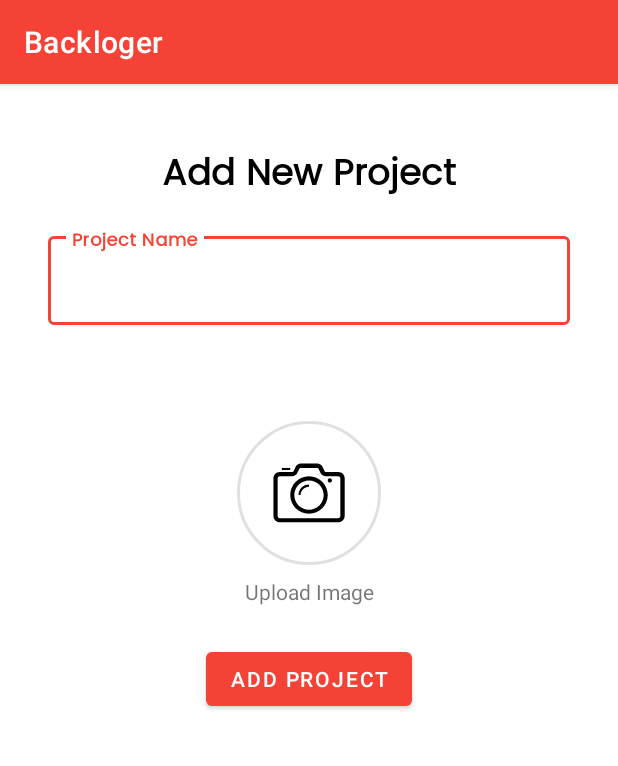
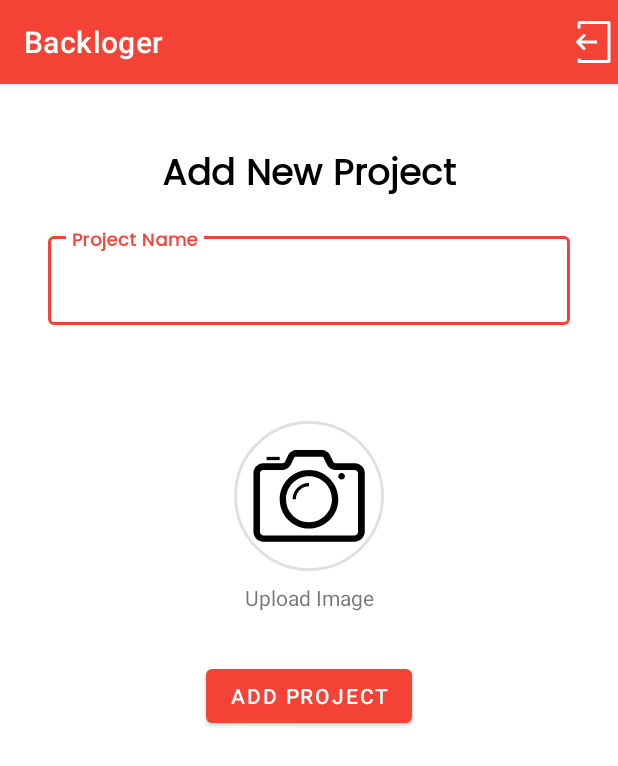
Before and after one commit to mahdiabderraouf/backlog-mobile-app, an Android app: the screen it shows after launch (AddProjectActivity), on a phone screen of 412 x 824 dp. Shown: the top 766 px of the screen. Run offline under Robolectric (Android 15) with nearby library versions, the phone set to English and light mode, and no system bars; our stand-ins replace CircleImageView, Firebase (no records; nobody signed in at launch, a user with empty details on screens opened directly).

Commit message:
ChooseImage

```diff
--- a/app/build.gradle
+++ b/app/build.gradle
@@ -53,4 +53,5 @@ dependencies {
     androidTestImplementation 'androidx.test.espresso:espresso-core:3.3.0'
     implementation 'com.google.firebase:firebase-auth-ktx'
     implementation 'com.google.firebase:firebase-database-ktx'
+    implementation 'de.hdodenhof:circleimageview:3.1.0'
 }
--- a/app/src/main/AndroidManifest.xml
+++ b/app/src/main/AndroidManifest.xml
@@ -1,6 +1,9 @@
 <?xml version="1.0" encoding="utf-8"?>
 <manifest xmlns:android="http://schemas.android.com/apk/res/android"
     package="fr.isen.auroux.backlogapp">
+
+    <uses-permission android:name="android.permission.READ_EXTERNAL_STORAGE" />
+    <uses-permission android:name="android.permission.INTERNET" />
 
     <application
         android:icon="@mipmap/ic_launcher"
--- a/app/src/main/java/fr/isen/auroux/backlogapp/project/AddProjectActivity.kt
+++ b/app/src/main/java/fr/isen/auroux/backlogapp/project/AddProjectActivity.kt
@@ -1,12 +1,82 @@
 package fr.isen.auroux.backlogapp.project
 
+import android.Manifest
+import android.app.Activity
+import android.content.Intent
+import android.content.pm.PackageManager
+import android.net.Uri
+import android.os.Build
 import androidx.appcompat.app.AppCompatActivity
 import android.os.Bundle
+import android.widget.Toast
+import fr.isen.auroux.backlogapp.BaseActivity
 import fr.isen.auroux.backlogapp.R
+import fr.isen.auroux.backlogapp.databinding.ActivityAddProjectBinding
 
-class AddProjectActivity : AppCompatActivity() {
+
+class AddProjectActivity : BaseActivity() {
+    private lateinit var binding:ActivityAddProjectBinding
+    private lateinit var filepath : Uri
+
     override fun onCreate(savedInstanceState: Bundle?) {
         super.onCreate(savedInstanceState)
-        setContentView(R.layout.activity_add_project)
+        binding = ActivityAddProjectBinding.inflate(layoutInflater)
+        setContentView(binding.root)
+
+        binding.chooseImage.setOnClickListener {
+          //check runtime permission
+            if(Build.VERSION.SDK_INT >= Build.VERSION_CODES.M) {
+                if(checkSelfPermission(Manifest.permission.READ_EXTERNAL_STORAGE) == PackageManager.PERMISSION_DENIED) {
+                    //permission denied
+                    val permissions = arrayOf(Manifest.permission.READ_EXTERNAL_STORAGE)
+                    //show popup to request runtime permission
+                    requestPermissions(permissions, PERMISSION_CODE)
+                }
+                else {
+                    chooseImage()
+                }
+            } else {
+                chooseImage()
+            }
+
+
+        }
+
     }
+
+    private fun chooseImage() {
+        //Intent to pick image
+        val intent = Intent(Intent.ACTION_PICK)
+        intent.type ="image/*"
+        intent.action=Intent.ACTION_GET_CONTENT
+        startActivityForResult(intent, IMAGE_PICK_CODE)
+    }
+
+    override fun onRequestPermissionsResult(requestCode: Int, permissions: Array<out String>, grantResults: IntArray) {
+        when(requestCode) {
+            PERMISSION_CODE -> {
+                if(grantResults.isNotEmpty() && grantResults [0] == PackageManager.PERMISSION_GRANTED) {
+                    //permission from popup granted
+                    chooseImage()
+                }
+                else {
+                    //permission from popup denied
+                    Toast.makeText(this,"Permission denied",Toast.LENGTH_SHORT).show()
+                }
+            }
+        }
+    }
+    override fun onActivityResult(requestCode: Int, resultCode: Int, data: Intent?) {
+        super.onActivityResult(requestCode, resultCode, data)
+        if (resultCode == Activity.RESULT_OK && requestCode == IMAGE_PICK_CODE) {
+            filepath = data?.data!!
+            binding.chooseImage.setImageURI(filepath)
+        }
+    }
+
+    companion object {
+        private const val IMAGE_PICK_CODE = 10
+        private const val PERMISSION_CODE = 11
+    }
+
 }
--- a/app/src/main/res/drawable/ic_iconfinder_camera.xml
+++ b/app/src/main/res/drawable/ic_iconfinder_camera.xml
@@ -2,7 +2,8 @@
     android:width="64dp"
     android:height="64dp"
     android:viewportWidth="64"
-    android:viewportHeight="64">
+    android:viewportHeight="64"
+ >
   <path
       android:pathData="M51.5,51.5h-39c-2.3,0 -4.2,-1.9 -4.2,-4.2v-25.1c0,-2.3 1.9,-4.2 4.2,-4.2h8.4c0.2,0 0.7,-0.3 0.8,-0.5l1.5,-3.1c0.6,-1.1 2,-2 3.3,-2h11.1c1.3,0 2.7,0.9 3.3,2l1.5,3.1c0.1,0.2 0.5,0.5 0.8,0.5h8.4c2.3,0 4.2,1.9 4.2,4.2v25.1C55.7,49.6 53.8,51.5 51.5,51.5L51.5,51.5zM12.5,20.9c-0.8,0 -1.4,0.6 -1.4,1.4v25.1c0,0.8 0.6,1.4 1.4,1.4h39c0.8,0 1.4,-0.6 1.4,-1.4v-25.1c0,-0.8 -0.6,-1.4 -1.4,-1.4h-8.4c-1.3,0 -2.7,-0.9 -3.3,-2l-1.5,-3.1c-0.1,-0.2 -0.5,-0.5 -0.8,-0.5h-11.1c-0.2,0 -0.7,0.3 -0.8,0.5l-1.5,3.1c-0.6,1.1 -2,2 -3.3,2L12.5,20.9L12.5,20.9z"
       android:fillColor="@color/black"/>
--- a/app/src/main/res/layout/activity_add_project.xml
+++ b/app/src/main/res/layout/activity_add_project.xml
@@ -47,30 +47,19 @@
             android:textStyle="bold" />
     </com.google.android.material.textfield.TextInputLayout>
 
+
     <Button
         android:id="@+id/img_pick_btn"
         android:layout_width="wrap_content"
         android:layout_height="wrap_content"
         android:layout_marginStart="24dp"
-        android:layout_marginTop="52dp"
+        android:layout_marginTop="32dp"
         android:layout_marginEnd="24dp"
         android:text="@string/add_project"
         app:layout_constraintEnd_toEndOf="parent"
         app:layout_constraintStart_toStartOf="parent"
-        app:layout_constraintTop_toBottomOf="@+id/imageButton" />
+        app:layout_constraintTop_toBottomOf="@+id/textView2" />
 
-    <ImageButton
-        android:id="@+id/imageButton"
-        android:layout_width="wrap_content"
-        android:layout_height="wrap_content"
-        android:layout_marginTop="64dp"
-        android:background="@drawable/ic_rounded_corner"
-        android:padding="16dp"
-        android:scaleType="center"
-        app:layout_constraintEnd_toEndOf="parent"
-        app:layout_constraintStart_toStartOf="parent"
-        app:layout_constraintTop_toBottomOf="@+id/textInputLayout"
-        app:srcCompat="@drawable/ic_iconfinder_camera" />
 
     <TextView
         android:id="@+id/textView2"
@@ -80,6 +69,20 @@
         android:text="@string/upload_image"
         app:layout_constraintEnd_toEndOf="parent"
         app:layout_constraintStart_toStartOf="parent"
-        app:layout_constraintTop_toBottomOf="@+id/imageButton" />
+        app:layout_constraintTop_toBottomOf="@+id/chooseImage" />
+
+    <de.hdodenhof.circleimageview.CircleImageView
+        android:id="@+id/chooseImage"
+        android:layout_width="100dp"
+        android:layout_height="100dp"
+        android:layout_marginTop="64dp"
+        android:src="@drawable/ic_iconfinder_camera"
+        app:civ_border_color="@color/light_gray"
+        app:civ_border_width="2dp"
+        app:layout_constraintEnd_toEndOf="parent"
+        app:layout_constraintHorizontal_bias="0.499"
+        app:layout_constraintStart_toStartOf="parent"
+        app:layout_constraintTop_toBottomOf="@+id/textInputLayout"
+        tools:ignore="MissingClass" />
 
 </androidx.constraintlayout.widget.ConstraintLayout>
```
